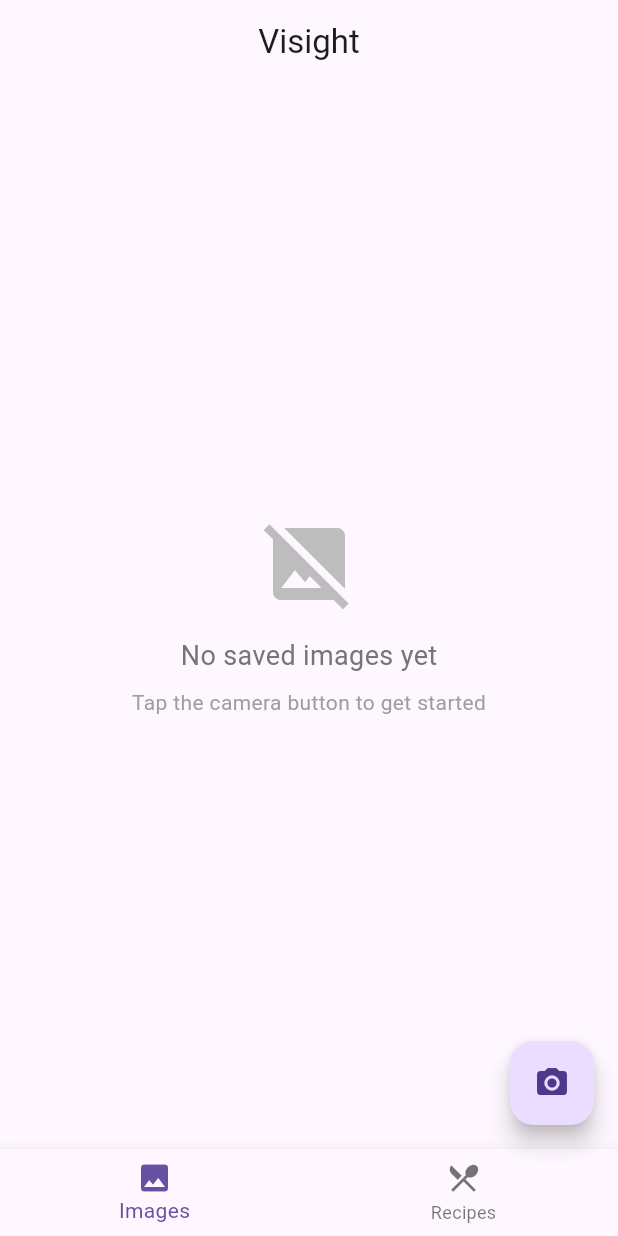
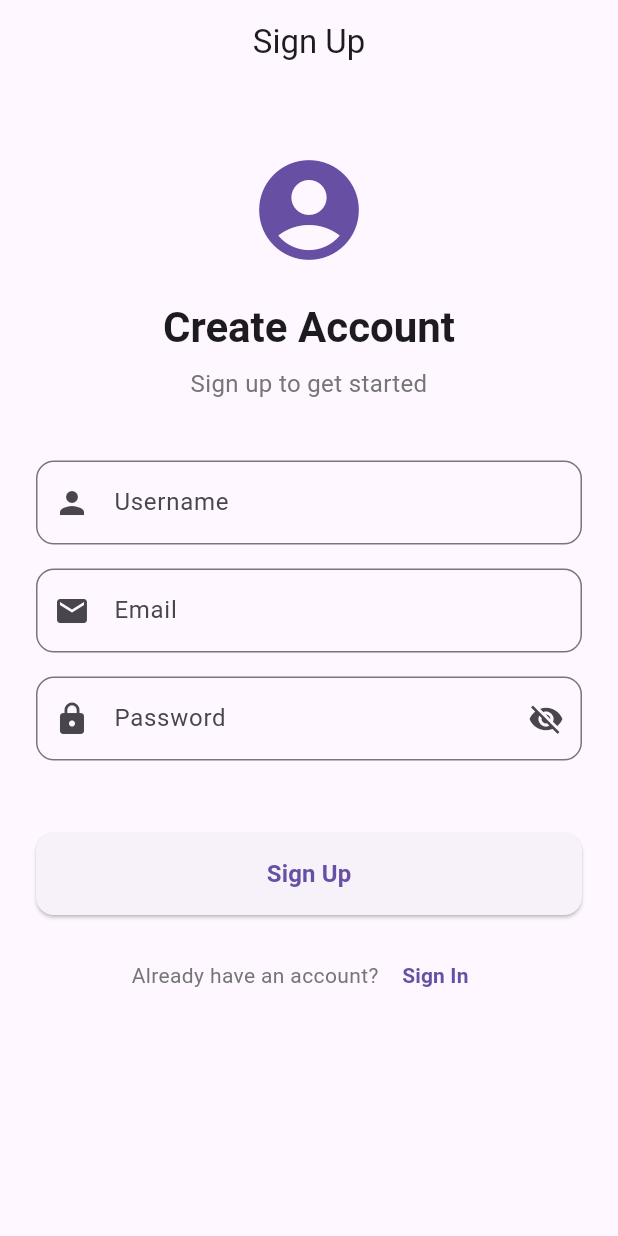
Before and after one commit to calfariae/visight, a Flutter app: the screen it shows after launch, on a phone screen of 412 x 824 dp. Run offline on Flutter 3.47's test engine with Material 3 defaults, Android fonts, the light colour scheme and no system bars; our stand-ins replace camera, go_router, shared_preferences.

Commit message:
add mobile auth screen

```diff
--- a/mobile/lib/routing/router.dart
+++ b/mobile/lib/routing/router.dart
@@ -4,9 +4,11 @@ import 'package:visight/views/camera_screen.dart';
 import 'package:visight/views/details_screen.dart';
 import 'package:visight/views/home_screen.dart';
 import 'package:visight/views/recipe_creation_screen.dart';
+import 'package:visight/views/signin_screen.dart';
+import 'package:visight/views/signup_screen.dart';
 
 GoRouter router() => GoRouter(
-  initialLocation: Routes.home,
+  initialLocation: Routes.signUp,
   debugLogDiagnostics: true,
   routes: [
     GoRoute(
@@ -32,6 +34,14 @@ GoRouter router() => GoRouter(
       path: Routes.recipe,
       builder: (context, state) => const RecipeCreationScreen(),
     ),
+    GoRoute(
+      path: Routes.signUp,
+      builder: (context, state) => const SignUpScreen(),
+    ),
+    GoRoute(
+      path: Routes.signIn,
+      builder: (context, state) => const SignInScreen(),
+    ),
   ],
 );
 
--- a/mobile/lib/routing/routes.dart
+++ b/mobile/lib/routing/routes.dart
@@ -3,4 +3,6 @@ abstract final class Routes {
   static const camera = '/camera';
   static const details = '/details';
   static const recipe = '/recipe/create';
+  static const signUp = '/signup';
+  static const signIn = '/signin';
 }
--- /dev/null
+++ b/mobile/lib/views/signup_screen.dart
@@ -0,0 +1,268 @@
+import 'package:flutter/material.dart';
+import 'package:go_router/go_router.dart';
+import 'package:http/http.dart' as http;
+import 'dart:convert';
+import 'package:visight/config/config.dart';
+import 'package:visight/routing/routes.dart';
+
+class SignUpScreen extends StatefulWidget {
+  const SignUpScreen({super.key});
+
+  @override
+  State<SignUpScreen> createState() => _SignUpScreenState();
+}
+
+class _SignUpScreenState extends State<SignUpScreen> {
+  final _formKey = GlobalKey<FormState>();
+  final _usernameController = TextEditingController();
+  final _emailController = TextEditingController();
+  final _passwordController = TextEditingController();
+  final _confirmPasswordController = TextEditingController();
+
+  bool _isLoading = false;
+  bool _obscurePassword = true;
+
+  @override
+  void dispose() {
+    _usernameController.dispose();
+    _emailController.dispose();
+    _passwordController.dispose();
+    _confirmPasswordController.dispose();
+    super.dispose();
+  }
+
+  Future<void> _signUp() async {
+    if (!_formKey.currentState!.validate()) {
+      return;
+    }
+
+    setState(() {
+      _isLoading = true;
+    });
+
+    try {
+      final response = await http.post(
+        Uri.parse('${Config.baseUrl}/users'),
+        headers: {'Content-Type': 'application/json'},
+        body: jsonEncode({
+          'cuUsername': _usernameController.text.trim(),
+          'cuEmail': _emailController.text.trim(),
+          'cuPassword': _passwordController.text,
+        }),
+      );
+
+      if (response.statusCode == 200 || response.statusCode == 201) {
+
+        if (mounted) {
+          ScaffoldMessenger.of(context).showSnackBar(
+            const SnackBar(
+              content: Text('Account created successfully!'),
+              backgroundColor: Colors.green,
+            ),
+          );
+
+          context.go(Routes.signIn);
+        }
+      } else {
+        final errorData = jsonDecode(response.body);
+        throw Exception(errorData['message'] ?? 'Sign up failed');
+      }
+    } catch (e) {
+      if (mounted) {
+        ScaffoldMessenger.of(context).showSnackBar(
+          SnackBar(
+            content: Text('Error: ${e.toString()}'),
+            backgroundColor: Colors.red,
+          ),
+        );
+      }
+    } finally {
+      if (mounted) {
+        setState(() {
+          _isLoading = false;
+        });
+      }
+    }
+  }
+
+  @override
+  Widget build(BuildContext context) {
+    return Scaffold(
+      appBar: AppBar(title: const Text('Sign Up'), centerTitle: true),
+      body: SafeArea(
+        child: SingleChildScrollView(
+          padding: const EdgeInsets.all(24.0),
+          child: Form(
+            key: _formKey,
+            child: Column(
+              crossAxisAlignment: CrossAxisAlignment.stretch,
+              children: [
+                const SizedBox(height: 20),
+
+                // App logo or icon
+                Icon(
+                  Icons.account_circle,
+                  size: 80,
+                  color: Theme.of(context).colorScheme.primary,
+                ),
+                const SizedBox(height: 20),
+
+                Text(
+                  'Create Account',
+                  style: Theme.of(context).textTheme.headlineMedium?.copyWith(
+                    fontWeight: FontWeight.bold,
+                  ),
+                  textAlign: TextAlign.center,
+                ),
+                const SizedBox(height: 8),
+
+                Text(
+                  'Sign up to get started',
+                  style: TextStyle(color: Colors.grey[600], fontSize: 16),
+                  textAlign: TextAlign.center,
+                ),
+                const SizedBox(height: 40),
+
+                // Name field
+                TextFormField(
+                  controller: _usernameController,
+                  decoration: InputDecoration(
+                    labelText: 'Username',
+                    hintText: 'Enter your username',
+                    prefixIcon: const Icon(Icons.person),
+                    border: OutlineInputBorder(
+                      borderRadius: BorderRadius.circular(12),
+                    ),
+                  ),
+                  textInputAction: TextInputAction.next,
+                  validator: (value) {
+                    if (value == null || value.trim().isEmpty) {
+                      return 'Please enter your username';
+                    }
+                    return null;
+                  },
+                ),
+                const SizedBox(height: 16),
+
+                // Email field
+                TextFormField(
+                  controller: _emailController,
+                  decoration: InputDecoration(
+                    labelText: 'Email',
+                    hintText: 'Enter your email',
+                    prefixIcon: const Icon(Icons.email),
+                    border: OutlineInputBorder(
+                      borderRadius: BorderRadius.circular(12),
+                    ),
+                  ),
+                  keyboardType: TextInputType.emailAddress,
+                  textInputAction: TextInputAction.next,
+                  validator: (value) {
+                    if (value == null || value.trim().isEmpty) {
+                      return 'Please enter your email';
+                    }
+                    if (!RegExp(
+                      r'^[\w-\.]+@([\w-]+\.)+[\w-]{2,4}$',
+                    ).hasMatch(value)) {
+                      return 'Please enter a valid email';
+                    }
+                    return null;
+                  },
+                ),
+                const SizedBox(height: 16),
+
+                // Password field
+                TextFormField(
+                  controller: _passwordController,
+                  decoration: InputDecoration(
+                    labelText: 'Password',
+                    hintText: 'Enter your password',
+                    prefixIcon: const Icon(Icons.lock),
+                    suffixIcon: IconButton(
+                      icon: Icon(
+                        _obscurePassword
+                            ? Icons.visibility_off
+                            : Icons.visibility,
+                      ),
+                      onPressed: () {
+                        setState(() {
+                          _obscurePassword = !_obscurePassword;
+                        });
+                      },
+                    ),
+                    border: OutlineInputBorder(
+                      borderRadius: BorderRadius.circular(12),
+                    ),
+                  ),
+                  obscureText: _obscurePassword,
+                  textInputAction: TextInputAction.next,
+                  validator: (value) {
+                    if (value == null || value.isEmpty) {
+                      return 'Please enter a password';
+                    }
+                    if (value.length < 6) {
+                      return 'Password must be at least 6 characters';
+                    }
+                    return null;
+                  },
+                ),
+                const SizedBox(height: 16),
+                const SizedBox(height: 32),
+
+                // Sign up button
+                ElevatedButton(
+                  onPressed: _isLoading ? null : _signUp,
+                  style: ElevatedButton.styleFrom(
+                    padding: const EdgeInsets.symmetric(vertical: 16),
+                    shape: RoundedRectangleBorder(
+                      borderRadius: BorderRadius.circular(12),
+                    ),
+                  ),
+                  child: _isLoading
+                      ? const SizedBox(
+                          height: 20,
+                          width: 20,
+                          child: CircularProgressIndicator(
+                            strokeWidth: 2,
+                            valueColor: AlwaysStoppedAnimation<Color>(
+                              Colors.white,
+                            ),
+                          ),
+                        )
+                      : const Text(
+                          'Sign Up',
+                          style: TextStyle(
+                            fontSize: 16,
+                            fontWeight: FontWeight.bold,
+                          ),
+                        ),
+                ),
+                const SizedBox(height: 16),
+
+                // Already have account
+                Row(
+                  mainAxisAlignment: MainAxisAlignment.center,
+                  children: [
+                    Text(
+                      'Already have an account? ',
+                      style: TextStyle(color: Colors.grey[600]),
+                    ),
+                    TextButton(
+                      onPressed: () {
+                        context.go(Routes.signIn);
+                      },
+                      child: const Text(
+                        'Sign In',
+                        style: TextStyle(fontWeight: FontWeight.bold),
+                      ),
+                    ),
+                  ],
+                ),
+              ],
+            ),
+          ),
+        ),
+      ),
+    );
+  }
+}
--- a/mobile/lib/views/widgets/image_card.dart
+++ b/mobile/lib/views/widgets/image_card.dart
@@ -2,7 +2,7 @@ import 'package:flutter/material.dart';
 
 class ImageCard extends StatelessWidget {
   final String name;
-  final int imageId;
+  final String imageId;
   final double totalWeight;
   final int detectionsCount;
   final String timestamp;
@@ -99,7 +99,7 @@ class ImageCard extends StatelessWidget {
                       const Icon(Icons.scale, size: 16, color: Colors.grey),
                       const SizedBox(width: 4),
                       Text(
-                        '${totalWeight.toStringAsFixed(2)} kg',
+                        '${totalWeight.toStringAsFixed(2)} g',
                         style: TextStyle(
                           fontSize: 14,
                           color: Colors.grey[700],
```
Also changed, not shown: mobile/lib/views/camera_screen.dart (+9 -2 lines), mobile/lib/views/signin_screen.dart (added, +269 -0 lines), 1 other file.
